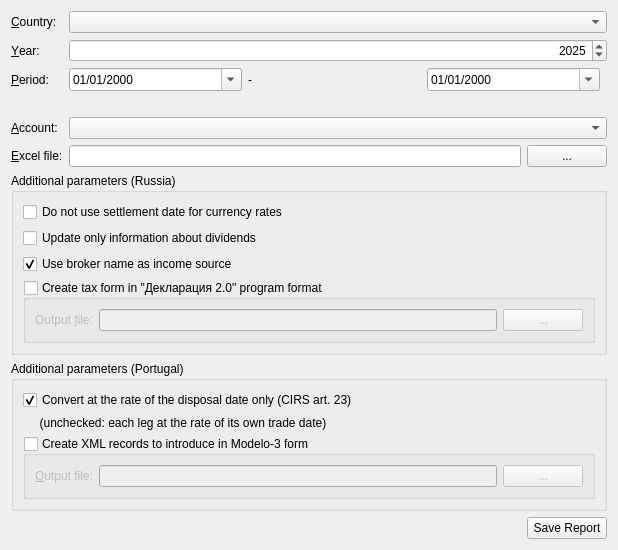
Qt form jal/ui/tax_export_widget.ui (titov-vv/jal) before a commit.
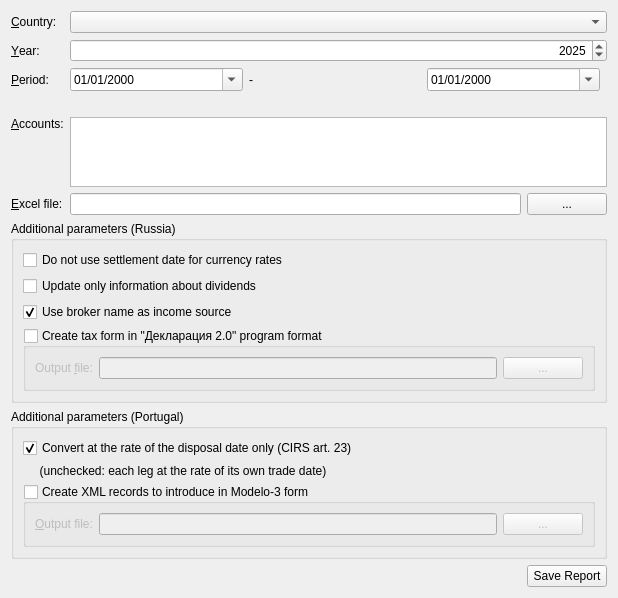
The same form after that commit.

Commit message: Multiple accounts support in tax report.

Diff of the .ui file:
```diff
--- a/jal/ui/tax_export_widget.ui
+++ b/jal/ui/tax_export_widget.ui
@@ -142,10 +142,13 @@
    <item row="4" column="0">
     <widget class="QLabel" name="AccountLbl">
      <property name="text">
-      <string>&amp;Account:</string>
+      <string>&amp;Accounts:</string>
+     </property>
+     <property name="alignment">
+      <set>Qt::AlignmentFlag::AlignLeading|Qt::AlignmentFlag::AlignLeft|Qt::AlignmentFlag::AlignTop</set>
      </property>
      <property name="buddy">
-      <cstring>Account</cstring>
+      <cstring>Accounts</cstring>
      </property>
     </widget>
    </item>
@@ -329,7 +332,14 @@
     </widget>
    </item>
    <item row="4" column="1" colspan="2">
-    <widget class="QComboBox" name="Account"/>
+    <widget class="QListWidget" name="Accounts">
+     <property name="maximumSize">
+      <size>
+       <width>16777215</width>
+       <height>100</height>
+      </size>
+     </property>
+    </widget>
    </item>
   </layout>
  </widget>
```
Left out of the diff: 2 changed lines with no effect on the pictures. The commit also changes 25 other files.
